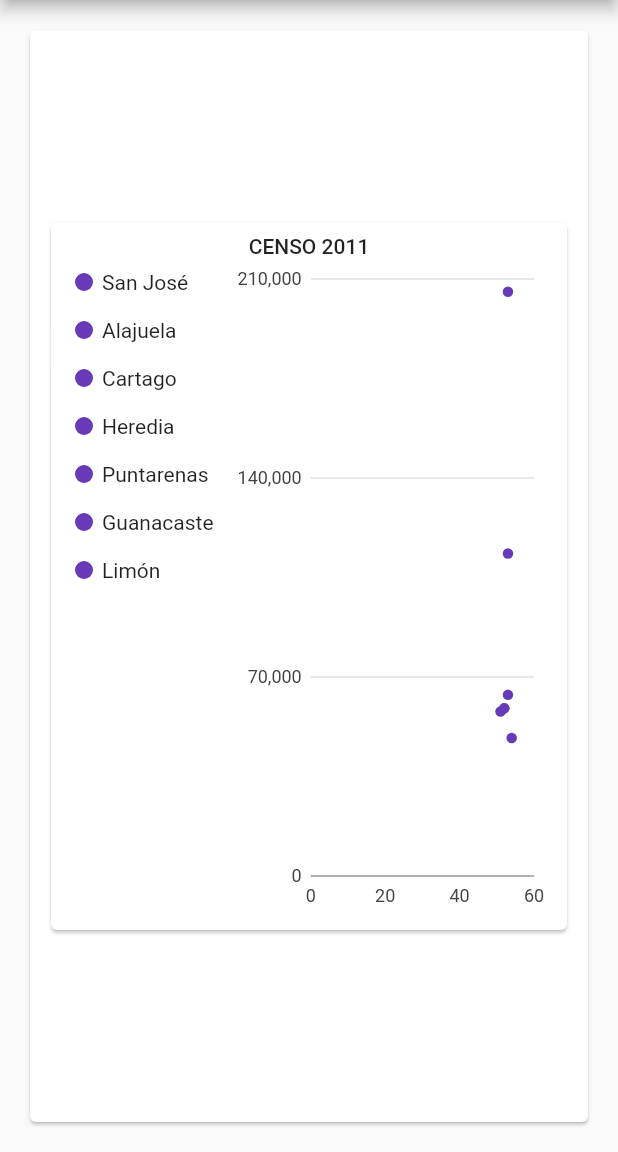
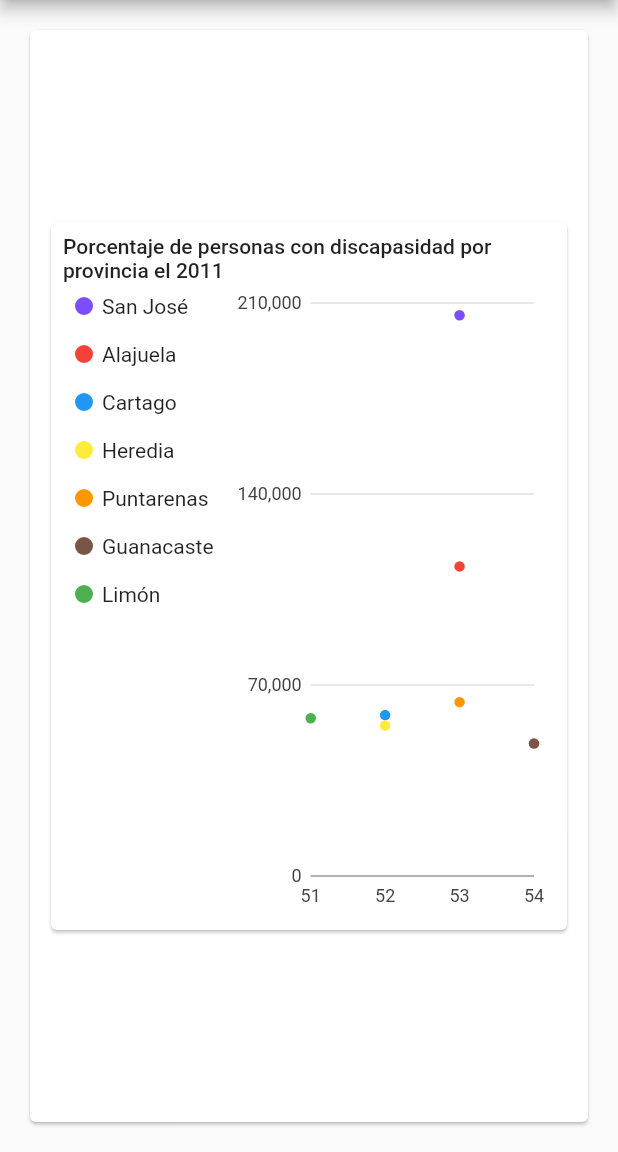
Before and after one commit to GarnierAdrian/visualizacion_proyecto_corto_1, a Flutter app: the screen it shows after launch, after a tap on "Burbuja", on a phone screen of 412 x 824 dp, the part 84-1236 px from its top. Run offline on Flutter 3.47's test engine with Material 2 defaults, Android fonts, the phone set to English and light mode, and no system bars; our stand-ins replace charts_flutter; missing offline and left inert: dart:ffi.

Commit message:
[UPDATE]: Added data for pie chart and adjusted colors in pie chart and bubble chart

```diff
--- a/PROGRA/pc_one_v/lib/make_bubble_graphic.dart
+++ b/PROGRA/pc_one_v/lib/make_bubble_graphic.dart
@@ -28,7 +28,7 @@ class BubbleMaker extends StatelessWidget {
           child: Column(
             children: <Widget>[
               Text(
-                "CENSO 2011",
+                "Porcentaje de personas con discapasidad por provincia el 2011",
                 style: Theme
                     .of(context)
                     .textTheme
@@ -39,10 +39,12 @@ class BubbleMaker extends StatelessWidget {
                   behaviors: [
                     new charts.SeriesLegend(position: charts.BehaviorPosition.start
                       ,          horizontalFirst: false,),
+                  ],
+                  domainAxis:new charts.NumericAxisSpec(
+                    tickProviderSpec: new charts.BasicNumericTickProviderSpec(zeroBound: false)
+                  ),
+                  animate: animate,
 
-                  ],
-
-                  animate: animate,
 
                 )
               )
@@ -56,25 +58,25 @@ class BubbleMaker extends StatelessWidget {
   /// Create series list with multiple series
   static List<charts.Series<OrdinalScales, int>> _createSampleData() {
     final sanjose = [
-      new OrdinalScales(53, 205526, 15.0,charts.ColorUtil.fromDartColor(Colors.deepPurple)),
+      new OrdinalScales(53, 205526, 14.6360812452554,charts.ColorUtil.fromDartColor(Colors.deepPurpleAccent)),
     ];
     final alajuela = [
-      new OrdinalScales(53, 113462, 15.0,charts.ColorUtil.fromDartColor(Colors.deepPurple)),
+      new OrdinalScales(53, 113462, 13.3776496027807,charts.ColorUtil.fromDartColor(Colors.red)),
     ];
     final cartago = [
-      new OrdinalScales(52, 58970, 15.0,charts.ColorUtil.fromDartColor(Colors.deepPurple)),
+      new OrdinalScales(52, 58970, 12.0125564520893,charts.ColorUtil.fromDartColor(Colors.blue)),
     ];
     final heredia = [
-      new OrdinalScales(52, 58970, 15.0,charts.ColorUtil.fromDartColor(Colors.deepPurple)),
+      new OrdinalScales(52, 55124, 12.7108424011419,charts.ColorUtil.fromDartColor(Colors.yellow)),
     ];
     final guanacaste = [
-      new OrdinalScales(54, 48566, 15.0,charts.ColorUtil.fromDartColor(Colors.deepPurple)),
+      new OrdinalScales(54, 48566, 14.8541227638223,charts.ColorUtil.fromDartColor(Colors.brown)),
     ];
     final puntarenas = [
-      new OrdinalScales(53, 63719, 15.0,charts.ColorUtil.fromDartColor(Colors.deepPurple)),
+      new OrdinalScales(53, 63719, 15.5060849927846,charts.ColorUtil.fromDartColor(Colors.orange)),
     ];
     final limon = [
-      new OrdinalScales(51, 57845, 15.0,charts.ColorUtil.fromDartColor(Colors.deepPurple)),
+      new OrdinalScales(51, 57845, 14.9523602731723,charts.ColorUtil.fromDartColor(Colors.green)),
     ];
 
 
--- a/PROGRA/pc_one_v/lib/make_pie_graphic.dart
+++ b/PROGRA/pc_one_v/lib/make_pie_graphic.dart
@@ -51,9 +51,14 @@ class PieMaker extends StatelessWidget {
   static List<charts.Series<OrdinalScales, String>> _createSampleData() {
     final CData = [
 // new OrdinalSales('Costa Rica',218395,charts.ColorUtil.fromDartColor(Colors.green)),
-      new OrdinalScales('VERDE', 70690, charts.ColorUtil.fromDartColor(Colors.green)),
-      new OrdinalScales('MORADO', 900690, charts.ColorUtil.fromDartColor(Colors.deepPurple)),
-      new OrdinalScales('NARANJA', 900690, charts.ColorUtil.fromDartColor(Colors.deepOrange)),
+      new OrdinalScales('San José', 205526, charts.ColorUtil.fromDartColor(Colors.deepPurpleAccent)),
+      new OrdinalScales('Cartago', 58970, charts.ColorUtil.fromDartColor(Colors.blue)),
+      new OrdinalScales('Alajuela', 113462, charts.ColorUtil.fromDartColor(Colors.red)),
+      new OrdinalScales('Heredia', 55124, charts.ColorUtil.fromDartColor(Colors.yellow)),
+      new OrdinalScales('Puntarenas', 57845, charts.ColorUtil.fromDartColor(Colors.orange)),
+      new OrdinalScales('Guanacaste', 48566, charts.ColorUtil.fromDartColor(Colors.brown)),
+      new OrdinalScales('Limón', 57845, charts.ColorUtil.fromDartColor(Colors.green)),
+
     ];
 
     return [
```
